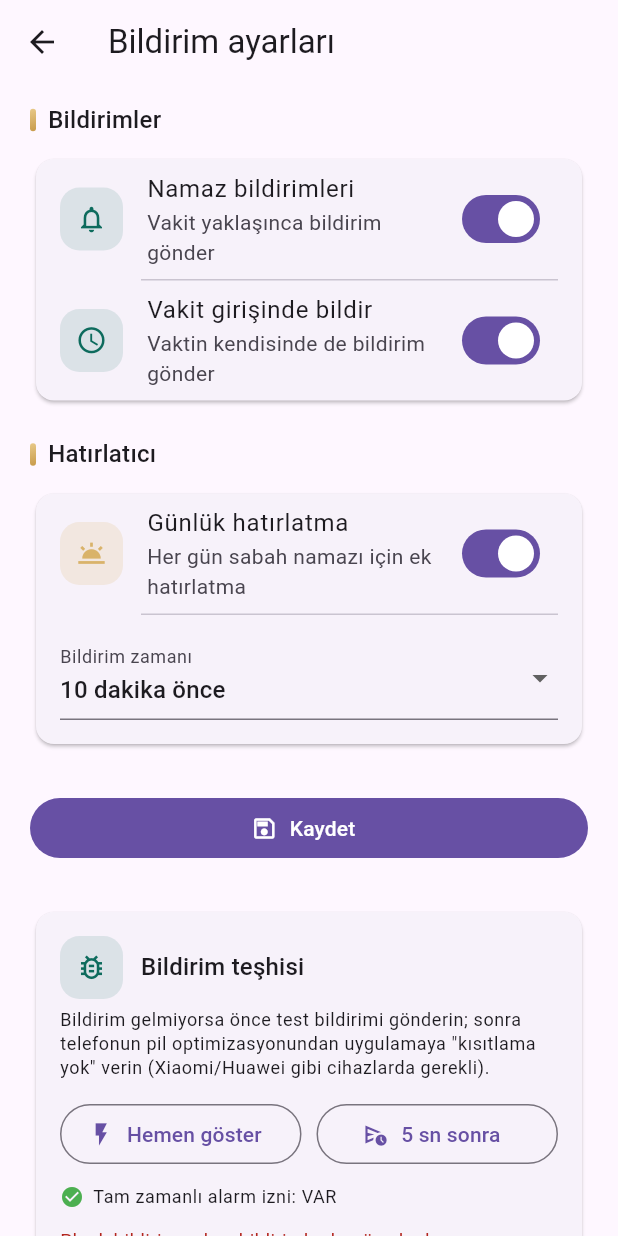
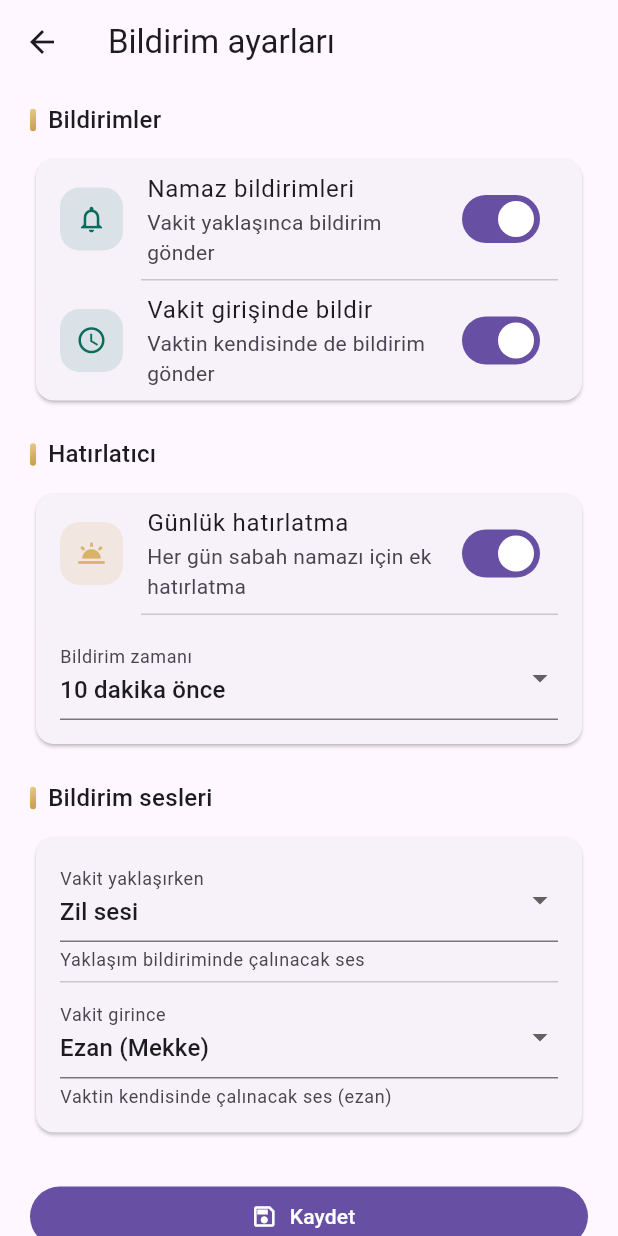
Before and after one commit to emredevlab/namaz-vaktim, a Flutter app: the NotificationSettingsScreen screen opened directly, on a phone screen of 412 x 824 dp. Run offline on Flutter 3.47's test engine with Material 3 defaults, Android fonts, the light colour scheme and no system bars; our stand-ins replace flutter_local_notifications, flutter_riverpod, flutter_svg, flutter_timezone, geocoding, geolocator and 6 more; missing offline and left inert: kapadokya_mobile_core; accounts and stored records are empty; statements that could not run were skipped.

Commit message:
Feature: bildirim sesleri — ezan + zil, ayarlardan seçilebilir
- Vakit girişi: Ezan (Mekke/Medine) veya zil — varsayılan Ezan Mekke
- Vakit yaklaşımı: Zil sesi (üretilen iki tonlu çan), Ezan veya sistem sesi
- Ses başına ayrı Android bildirim kanalı (ses değişince kanal yenilenir)
- Ses dosyaları res/raw: ezan_mekke.mp3, ezan_medine.mp3 (IslamCan ücretsiz kayıtlar), notification_chime.wav (üretilmiş)
- Ayarlar ekranına iki ses seçici dropdown; tercihler kalıcı
- keep.xml @raw/* koruması; aapt2 doğrulaması: raw/ezan_* + ic_notification APK'da

```diff
--- a/lib/core/notification_service.dart
+++ b/lib/core/notification_service.dart
@@ -12,22 +12,47 @@ class NotificationPreferences {
       {this.enabled = true,
       this.minutesBefore = 10,
       this.dailyReminder = true,
-      this.notifyAtTime = true});
+      this.notifyAtTime = true,
+      this.approachSound = 'notification_chime',
+      this.entrySound = 'ezan_mekke'});
+
+  /// Yaklaşım bildirimi sesi: res/raw altındaki dosya adı (uzantısız)
+  /// veya 'default' = sistem sesi.
+  static const approachSoundOptions = {
+    'notification_chime': 'Zil sesi',
+    'ezan_mekke': 'Ezan (Mekke)',
+    'default': 'Sistem sesi',
+  };
+
+  /// Vakit girişi bildirimi sesi.
+  static const entrySoundOptions = {
+    'ezan_mekke': 'Ezan (Mekke)',
+    'ezan_medine': 'Ezan (Medine)',
+    'notification_chime': 'Zil sesi',
+    'default': 'Sistem sesi',
+  };
+
   final bool enabled;
   final int minutesBefore;
   final bool dailyReminder;
   final bool notifyAtTime;
+  final String approachSound;
+  final String entrySound;
 
   NotificationPreferences copyWith(
           {bool? enabled,
           int? minutesBefore,
           bool? dailyReminder,
-          bool? notifyAtTime}) =>
+          bool? notifyAtTime,
+          String? approachSound,
+          String? entrySound}) =>
       NotificationPreferences(
         enabled: enabled ?? this.enabled,
         minutesBefore: minutesBefore ?? this.minutesBefore,
         dailyReminder: dailyReminder ?? this.dailyReminder,
         notifyAtTime: notifyAtTime ?? this.notifyAtTime,
+        approachSound: approachSound ?? this.approachSound,
+        entrySound: entrySound ?? this.entrySound,
       );
 }
 
@@ -41,6 +66,8 @@ final class NotificationPreferencesStore {
   static const _minutesBeforeKey = 'notifications.minutes_before';
   static const _dailyReminderKey = 'notifications.daily_reminder';
   static const _notifyAtTimeKey = 'notifications.notify_at_time';
+  static const _approachSoundKey = 'notifications.approach_sound';
+  static const _entrySoundKey = 'notifications.entry_sound';
 
   final SharedPreferences? _preferences;
   final Map<String, Object?>? _memory;
@@ -52,6 +79,9 @@ final class NotificationPreferencesStore {
         minutesBefore: _get(_minutesBeforeKey) as int? ?? 10,
         dailyReminder: _get(_dailyReminderKey) as bool? ?? true,
         notifyAtTime: _get(_notifyAtTimeKey) as bool? ?? true,
+        approachSound:
+            _get(_approachSoundKey) as String? ?? 'notification_chime',
+        entrySound: _get(_entrySoundKey) as String? ?? 'ezan_mekke',
       );
 
   Future<void> write(NotificationPreferences value) async {
@@ -60,11 +90,15 @@ final class NotificationPreferencesStore {
       await preferences.setInt(_minutesBeforeKey, value.minutesBefore);
       await preferences.setBool(_dailyReminderKey, value.dailyReminder);
       await preferences.setBool(_notifyAtTimeKey, value.notifyAtTime);
+      await preferences.setString(_approachSoundKey, value.approachSound);
+      await preferences.setString(_entrySoundKey, value.entrySound);
     } else {
       _memory![_enabledKey] = value.enabled;
       _memory[_minutesBeforeKey] = value.minutesBefore;
       _memory[_dailyReminderKey] = value.dailyReminder;
       _memory[_notifyAtTimeKey] = value.notifyAtTime;
+      _memory[_approachSoundKey] = value.approachSound;
+      _memory[_entrySoundKey] = value.entrySound;
     }
   }
 }
@@ -87,7 +121,8 @@ abstract interface class LocalNotificationScheduler {
       {required int id,
       required String title,
       required String body,
-      required DateTime time});
+      required DateTime time,
+      String? sound});
 
   /// [anchor] zamanının saat/dakika bileşeniyle her gün tekrarlanan bildirim.
   Future<void> scheduleDailyReminder({
@@ -158,6 +193,7 @@ final class PrayerNotificationPlanner {
         title: request.title,
         body: 'Namaz vaktiniz yaklaşıyor.',
         time: scheduledTime,
+        sound: preferences.approachSound,
       );
       if (preferences.notifyAtTime) {
         await scheduler.schedulePrayer(
@@ -165,6 +201,7 @@ final class PrayerNotificationPlanner {
           title: request.title,
           body: '${request.title} vakti girdi.',
           time: request.prayerTime,
+          sound: preferences.entrySound,
         );
       }
     }
@@ -202,16 +239,25 @@ final class AndroidNotificationScheduler implements LocalNotificationScheduler {
   static const String _channelName = 'Namaz vakitleri';
   static const String _channelDescription = 'Namaz vakti hatırlatmaları';
 
-  NotificationDetails get _notificationDetails => const NotificationDetails(
-        android: AndroidNotificationDetails(
-          _channelId,
-          _channelName,
-          channelDescription: _channelDescription,
-          importance: Importance.high,
-          priority: Priority.high,
-        ),
-        iOS: DarwinNotificationDetails(),
-      );
+  /// Ses başına ayrı Android kanalı gerekir: kanal ses ayarı ilk
+  /// yaratıldığında sabitlenir. Ses değişince yeni kanal id'si kullanılır.
+  NotificationDetails _notificationDetails(String? sound) {
+    final channelKey = sound == null || sound == 'default'
+        ? 'default'
+        : sound.replaceAll(RegExp(r'[^a-z0-9_]'), '');
+    final androidDetails = AndroidNotificationDetails(
+      '$_channelId$channelKey',
+      _channelName,
+      channelDescription: _channelDescription,
+      importance: Importance.high,
+      priority: Priority.high,
+      sound: sound == null || sound == 'default'
+          ? null
+          : RawResourceAndroidNotificationSound(sound),
+      audioAttributesUsage: AudioAttributesUsage.alarm,
+    );
+    return NotificationDetails(android: androidDetails, iOS: const DarwinNotificationDetails());
+  }
 
   Future<void> _ensureInitialized() async {
     if (_initialized) return;
@@ -260,6 +306,7 @@ final class AndroidNotificationScheduler implements LocalNotificationScheduler {
     required String title,
     required String body,
     required DateTime time,
+    String? sound,
   }) async {
     await _ensureInitialized();
     if (!time.isAfter(DateTime.now())) return;
@@ -271,6 +318,7 @@ final class AndroidNotificationScheduler implements LocalNotificationScheduler {
         time: time,
         payload: 'route:/prayer-times',
         daily: false,
+        sound: sound,
       );
       _lastError = null;
     } catch (error) {
@@ -327,7 +375,7 @@ final class AndroidNotificationScheduler implements LocalNotificationScheduler {
         998,
         'Test bildirimi (anında)',
         'Gösterim katmanı çalışıyor. Namaz vakitleri de böyle görünecek.',
-        _notificationDetails,
+        _notificationDetails(null),
         payload: 'route:/prayer-times',
       );
       _lastError = null;
@@ -388,7 +436,25 @@ final class AndroidNotificationScheduler implements LocalNotificationScheduler {
     required DateTime time,
     required String payload,
     required bool daily,
+    String? sound,
   }) async {
+    // Ses bazlı kanal, planlamadan ÖNCE var olmalı (plugin otomatik
+    // yaratmaz); ses değişince kanal id'si değişir ve Android yeni sesi
+    // uygular.
+    final details = _notificationDetails(sound);
+    final android = _plugin.resolvePlatformSpecificImplementation<
+        AndroidFlutterLocalNotificationsPlugin>();
+    final androidDetails = details.android;
+    if (android != null && androidDetails != null) {
+      await android.createNotificationChannel(AndroidNotificationChannel(
+        androidDetails.channelId,
+        androidDetails.channelName,
+        description: androidDetails.channelDescription,
+        importance: androidDetails.importance,
+        sound: androidDetails.sound,
+        audioAttributesUsage: androidDetails.audioAttributesUsage,
+      ));
+    }
     try {
       await _scheduleWithMode(
         id: id,
@@ -397,6 +463,7 @@ final class AndroidNotificationScheduler implements LocalNotificationScheduler {
         time: time,
         payload: payload,
         daily: daily,
+        details: details,
         mode: AndroidScheduleMode.exactAllowWhileIdle,
       );
       return;
@@ -412,6 +479,7 @@ final class AndroidNotificationScheduler implements LocalNotificationScheduler {
       time: time,
       payload: payload,
       daily: daily,
+      details: details,
       mode: AndroidScheduleMode.inexactAllowWhileIdle,
     );
   }
@@ -423,6 +491,7 @@ final class AndroidNotificationScheduler implements LocalNotificationScheduler {
     required DateTime time,
     required String payload,
     required bool daily,
+    required NotificationDetails details,
     required AndroidScheduleMode mode,
   }) =>
       _plugin.zonedSchedule(
@@ -430,7 +499,7 @@ final class AndroidNotificationScheduler implements LocalNotificationScheduler {
         title,
         body,
         tz.TZDateTime.from(time, tz.local),
-        _notificationDetails,
+        details,
         payload: payload,
         androidScheduleMode: mode,
         uiLocalNotificationDateInterpretation:
@@ -453,7 +522,8 @@ final class NoopNotificationScheduler implements LocalNotificationScheduler {
       {required int id,
       required String title,
       required String body,
-      required DateTime time}) async {}
+      required DateTime time,
+      String? sound}) async {}
   @override
   Future<void> scheduleDailyReminder({
     required int id,
--- a/lib/features/prayer/presentation/notification_settings_screen.dart
+++ b/lib/features/prayer/presentation/notification_settings_screen.dart
@@ -19,6 +19,8 @@ class _NotificationSettingsScreenState
   late bool _dailyReminder;
   late bool _notifyAtTime;
   late int _minutesBefore;
+  late String _approachSound;
+  late String _entrySound;
 
   @override
   void initState() {
@@ -29,6 +31,8 @@ class _NotificationSettingsScreenState
     _dailyReminder = preferences.dailyReminder;
     _notifyAtTime = preferences.notifyAtTime;
     _minutesBefore = preferences.minutesBefore;
+    _approachSound = preferences.approachSound;
+    _entrySound = preferences.entrySound;
   }
 
   Future<void> _save() async {
@@ -39,6 +43,8 @@ class _NotificationSettingsScreenState
               minutesBefore: _minutesBefore,
               dailyReminder: _dailyReminder,
               notifyAtTime: _notifyAtTime,
+              approachSound: _approachSound,
+              entrySound: _entrySound,
             ),
           );
       if (mounted) Navigator.pop(context);
@@ -123,6 +129,62 @@ class _NotificationSettingsScreenState
                         ? (value) {
                             if (value != null) {
                               setState(() => _minutesBefore = value);
+                            }
+                          }
+                        : null,
+                  ),
+                ),
+              ],
+            ),
+          ),
+          const SizedBox(height: 20),
+          _buildSectionLabel(context, 'Bildirim sesleri'),
+          const SizedBox(height: 10),
+          Card(
+            child: Column(
+              children: [
+                Padding(
+                  padding: const EdgeInsets.fromLTRB(16, 14, 16, 6),
+                  child: DropdownButtonFormField<String>(
+                    initialValue: _approachSound,
+                    decoration: const InputDecoration(
+                      labelText: 'Vakit yaklaşırken',
+                      helperText: 'Yaklaşım bildiriminde çalınacak ses',
+                    ),
+                    items: NotificationPreferences.approachSoundOptions.entries
+                        .map((entry) => DropdownMenuItem(
+                              value: entry.key,
+                              child: Text(entry.value),
+                            ))
+                        .toList(),
+                    onChanged: _enabled
+                        ? (value) {
+                            if (value != null) {
+                              setState(() => _approachSound = value);
+                            }
+                          }
+                        : null,
+                  ),
+                ),
+                const Divider(height: 1, indent: 16, endIndent: 16),
+                Padding(
+                  padding: const EdgeInsets.fromLTRB(16, 8, 16, 16),
+                  child: DropdownButtonFormField<String>(
+                    initialValue: _entrySound,
+                    decoration: const InputDecoration(
+                      labelText: 'Vakit girince',
+                      helperText: 'Vaktin kendisinde çalınacak ses (ezan)',
+                    ),
+                    items: NotificationPreferences.entrySoundOptions.entries
+                        .map((entry) => DropdownMenuItem(
+                              value: entry.key,
+                              child: Text(entry.value),
+                            ))
+                        .toList(),
+                    onChanged: _enabled
+                        ? (value) {
+                            if (value != null) {
+                              setState(() => _entrySound = value);
                             }
                           }
                         : null,
--- a/pubspec.yaml
+++ b/pubspec.yaml
@@ -1,7 +1,7 @@
 name: namaz_vaktim
 description: Namaz Vaktim baÃ„Å¸Ã„Â±msÃ„Â±z mobil uygulamasÃ„Â±.
 publish_to: none
-version: 1.8.2+22
+version: 1.9.0+23
 
 environment:
   sdk: ">=3.4.0 <4.0.0"
```
Also changed, not shown: 7 other files.
